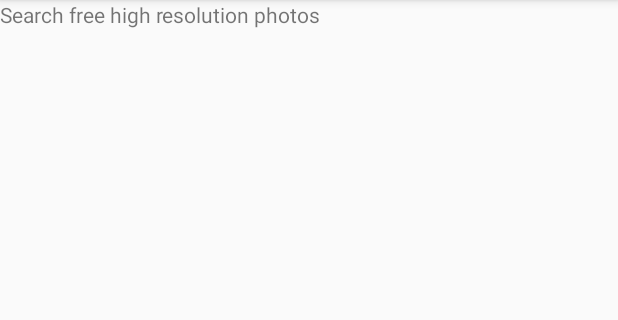
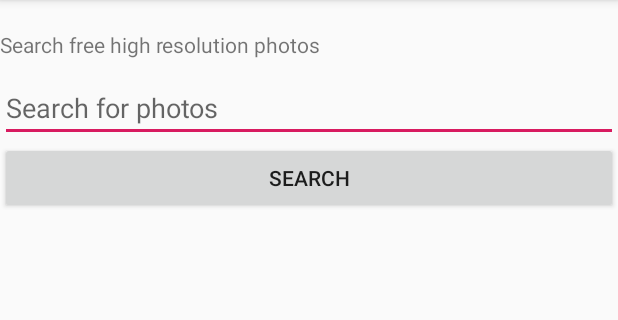
Before and after one commit to DavidZWalker/ImageEditorApp, an Android app: the fragment SearchFragment shown on its own in the app's theme, on a phone screen of 412 x 824 dp, the part 84-404 px from its top. Run offline under Robolectric (Android 15) with nearby library versions, the phone set to English and light mode, and no system bars.

Commit message:
onClick and Layout for SearchFragment

```diff
--- a/app/src/main/java/de/hdmstuttgart/bildbearbeiter/ui/main/SearchFragment.java
+++ b/app/src/main/java/de/hdmstuttgart/bildbearbeiter/ui/main/SearchFragment.java
@@ -11,13 +11,14 @@ import androidx.fragment.app.Fragment;
 import android.view.LayoutInflater;
 import android.view.View;
 import android.view.ViewGroup;
+import android.widget.Button;
 
 import de.hdmstuttgart.bildbearbeiter.R;
 
 public class SearchFragment extends Fragment {
 
     private SearchViewModel mViewModel;
-
+    private Button searchButton;
     public static SearchFragment newInstance() {
         return new SearchFragment();
     }
@@ -25,14 +26,38 @@ public class SearchFragment extends Fragment {
     @Override
     public View onCreateView(@NonNull LayoutInflater inflater, @Nullable ViewGroup container,
                              @Nullable Bundle savedInstanceState) {
-        return inflater.inflate(R.layout.search_fragment, container, false);
+        //inflate view to work with it
+        final View view = inflater.inflate(R.layout.search_fragment,container,false);
+        //setting onClick on SearchButton
+        searchButton = view.findViewById(R.id.buttonSearchPictures);
+        searchButton.setOnClickListener(new View.OnClickListener(){
+            @Override
+            public void onClick(View v) {
+                view.findViewById(R.id.progress_search).setVisibility(View.VISIBLE);
+                searchPicturesOnline();
+            }
+        });
+
+
+        return view;
+    }
+
+    private void searchPicturesOnline() {
+        //TODO search unsplash
     }
 
     @Override
     public void onActivityCreated(@Nullable Bundle savedInstanceState) {
         super.onActivityCreated(savedInstanceState);
         mViewModel = ViewModelProviders.of(this).get(SearchViewModel.class);
+
         // TODO: Use the ViewModel
     }
 
+    public void onClickSearch(View view){
+        //Show progress bar
+        view.findViewById(R.id.progress_search).setVisibility(View.VISIBLE);
+
+    }
+
 }
--- a/app/src/main/res/layout/search_fragment.xml
+++ b/app/src/main/res/layout/search_fragment.xml
@@ -1,15 +1,21 @@
 <?xml version="1.0" encoding="utf-8"?>
-<LinearLayout xmlns:android="http://schemas.android.com/apk/res/android"
+<ScrollView xmlns:android="http://schemas.android.com/apk/res/android"
     xmlns:tools="http://schemas.android.com/tools"
     android:layout_width="match_parent"
     android:layout_height="match_parent"
-    tools:context=".ui.main.SearchFragment"
+    android:orientation="vertical"
+    tools:context=".ui.main.SearchFragment">
+
+    <LinearLayout
+        android:layout_width="match_parent"
+        android:layout_height="wrap_content"
         android:orientation="vertical">
 
         <TextView
             android:layout_width="match_parent"
-        android:layout_height="match_parent"
+            android:layout_height="wrap_content"
             android:layout_gravity="top"
+            android:layout_marginTop="20dp"
             android:paddingBottom="10dp"
             android:text="@string/searchLabel" />
 
@@ -25,6 +31,24 @@
             android:layout_width="match_parent"
             android:layout_height="wrap_content"
             android:layout_gravity="center"
+            android:onClick="onClickSearch"
             android:text="@string/searchButtons" />
+        <ProgressBar
+            android:id="@+id/progress_search"
+            android:layout_width="wrap_content"
+            android:layout_height="wrap_content"
+            android:layout_gravity="center"
+            android:visibility="gone" />
+
+        <androidx.recyclerview.widget.RecyclerView
+            android:id="@+id/recyclerSearch"
+            android:layout_width="match_parent"
+            android:layout_height="match_parent"
+            android:padding="20dp"
+            android:visibility="gone"/>
+
 
     </LinearLayout>
+
+
+</ScrollView>
```
Lines whose indentation alone changed are shown as unchanged.
